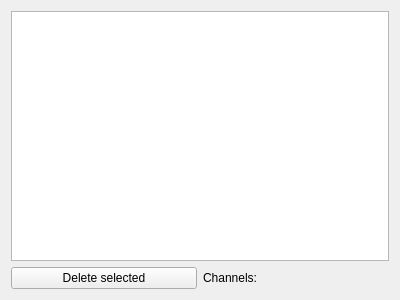
This is stplot-gui/widgets/ChannelsList/channels.ui in Sanya-123/STplot as Qt 5 draws it before an edit. The edited form follows.
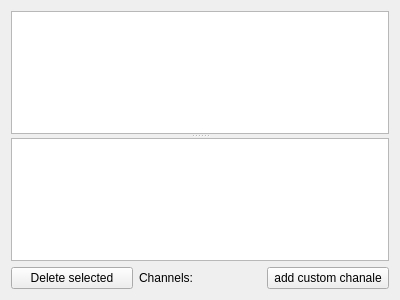
This is the edited form.

Commit message: add Math chanale

```diff
--- a/stplot-gui/widgets/ChannelsList/channels.ui
+++ b/stplot-gui/widgets/ChannelsList/channels.ui
@@ -14,11 +14,13 @@
    <string>Form</string>
   </property>
   <layout class="QGridLayout" name="gridLayout">
-   <item row="1" column="1">
-    <widget class="QLabel" name="label">
-     <property name="text">
-      <string>Channels:</string>
+   <item row="0" column="0" colspan="3">
+    <widget class="QSplitter" name="splitter">
+     <property name="orientation">
+      <enum>Qt::Vertical</enum>
      </property>
+     <widget class="QTreeView" name="treeView"/>
+     <widget class="QTreeView" name="treeView_customChanale"/>
     </widget>
    </item>
    <item row="1" column="0">
@@ -28,8 +30,19 @@
      </property>
     </widget>
    </item>
-   <item row="0" column="0" colspan="2">
-    <widget class="QTreeView" name="treeView"/>
+   <item row="1" column="1">
+    <widget class="QLabel" name="label">
+     <property name="text">
+      <string>Channels:</string>
+     </property>
+    </widget>
+   </item>
+   <item row="1" column="2">
+    <widget class="QPushButton" name="pushButton_addCustomChanale">
+     <property name="text">
+      <string>add custom chanale</string>
+     </property>
+    </widget>
    </item>
   </layout>
  </widget>
```
The commit also changes 21 other files.
